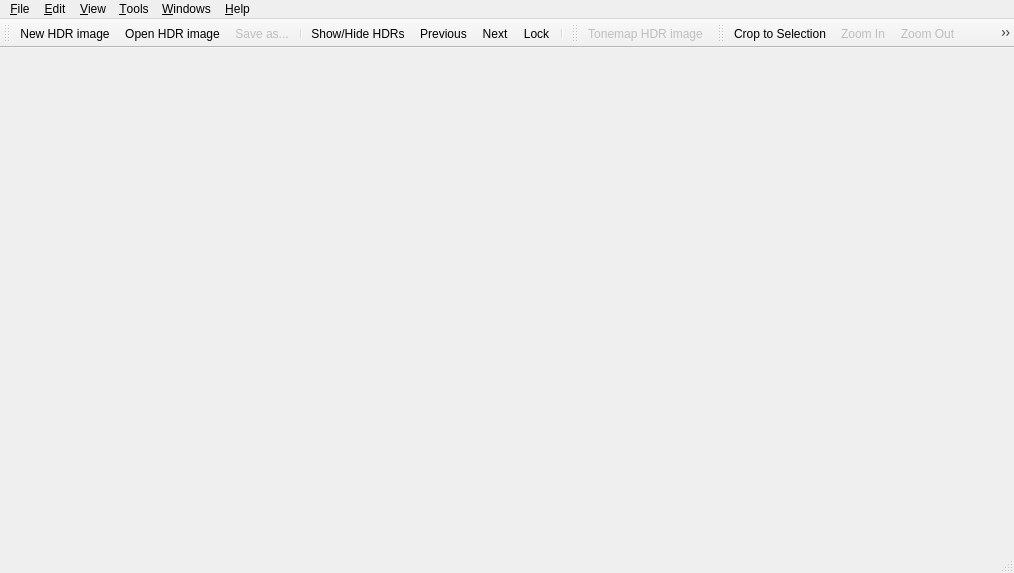
First picture: the form in forms/MainWindow.ui, repository LuminanceHDR/LuminanceHDR, before the edit.
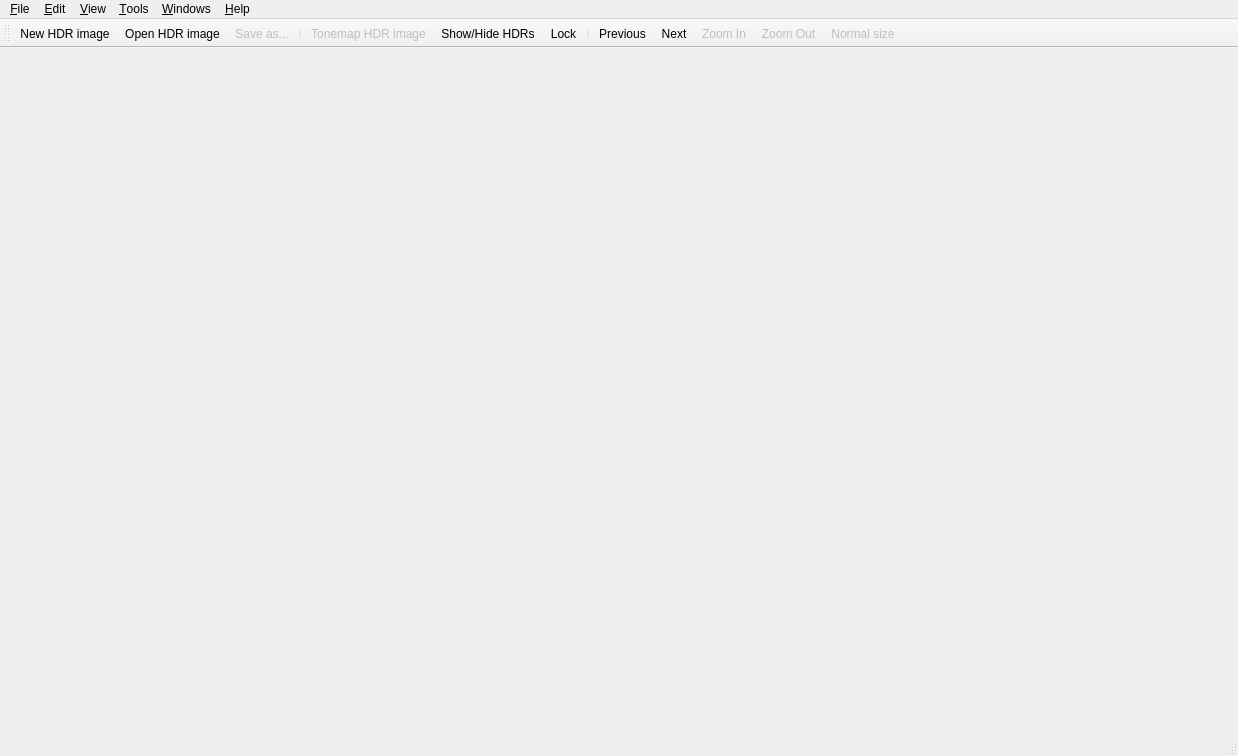
Second picture: the form after the edit. Icons and pictures are not drawn.

Commit message: MainWindow: toolbar cleanup

Diff of the .ui file:
```diff
--- a/forms/MainWindow.ui
+++ b/forms/MainWindow.ui
@@ -6,8 +6,8 @@
    <rect>
     <x>0</x>
     <y>0</y>
-    <width>1014</width>
-    <height>573</height>
+    <width>1238</width>
+    <height>756</height>
    </rect>
   </property>
   <property name="windowTitle">
@@ -29,8 +29,8 @@
     <rect>
      <x>0</x>
      <y>0</y>
-     <width>1014</width>
-     <height>24</height>
+     <width>1238</width>
+     <height>22</height>
     </rect>
    </property>
    <widget class="QMenu" name="menuSettings">
@@ -150,40 +150,15 @@
    <addaction name="fileOpenAction"/>
    <addaction name="fileSaveAsAction"/>
    <addaction name="separator"/>
+   <addaction name="TonemapAction"/>
    <addaction name="actionShowHDRs"/>
+   <addaction name="actionLock"/>
+   <addaction name="separator"/>
    <addaction name="actionShowPrevious"/>
    <addaction name="actionShowNext"/>
-   <addaction name="actionLock"/>
-   <addaction name="separator"/>
-  </widget>
-  <widget class="QToolBar" name="toolBar_2">
-   <property name="windowTitle">
-    <string>Tonemapping Toolbar</string>
-   </property>
-   <attribute name="toolBarArea">
-    <enum>TopToolBarArea</enum>
-   </attribute>
-   <attribute name="toolBarBreak">
-    <bool>false</bool>
-   </attribute>
-   <addaction name="TonemapAction"/>
-  </widget>
-  <widget class="QToolBar" name="toolBar_3">
-   <property name="windowTitle">
-    <string>Tools</string>
-   </property>
-   <attribute name="toolBarArea">
-    <enum>TopToolBarArea</enum>
-   </attribute>
-   <attribute name="toolBarBreak">
-    <bool>false</bool>
-   </attribute>
-   <addaction name="cropToSelectionAction"/>
    <addaction name="zoomInAct"/>
    <addaction name="zoomOutAct"/>
    <addaction name="normalSizeAct"/>
-   <addaction name="rotatecw"/>
-   <addaction name="rotateccw"/>
   </widget>
   <action name="fileNewAction">
    <property name="icon">
```
The commit also changes 2 other files.
